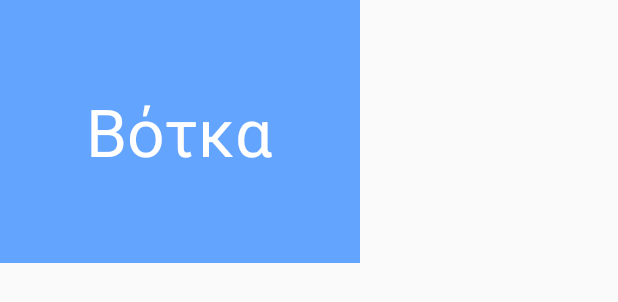
After one commit to themeliskalomoiros/Kava, an Android app: the layout item_category.xml on its own in the app's theme, with its tools: preview values and no code run, on a phone screen of 412 x 824 dp. The commit adds this screen. Shown: the top 302 px of the screen. Run offline under Robolectric (Android 15) with nearby library versions, the phone set to English and light mode, and no system bars.

Commit message:
Created item_category.xml

```diff
--- a/app/build.gradle
+++ b/app/build.gradle
@@ -23,6 +23,7 @@ dependencies {
     implementation fileTree(dir: 'libs', include: ['*.jar'])
     implementation 'androidx.appcompat:appcompat:1.0.2'
     implementation 'androidx.constraintlayout:constraintlayout:1.1.3'
+    implementation 'com.android.support:recyclerview-v7:28.0.0'
     testImplementation 'junit:junit:4.12'
     androidTestImplementation 'androidx.test:runner:1.2.0'
     androidTestImplementation 'androidx.test.espresso:espresso-core:3.2.0'
--- a/app/src/main/java/kalymnos/skemelio/kava/MainActivity.java
+++ b/app/src/main/java/kalymnos/skemelio/kava/MainActivity.java
@@ -9,6 +9,6 @@ public class MainActivity extends AppCompatActivity {
     @Override
     protected void onCreate(Bundle savedInstanceState) {
         super.onCreate(savedInstanceState);
-        setContentView(R.layout.activity_main);
+        setContentView(R.layout.screen_main);
     }
 }
--- /dev/null
+++ b/app/src/main/res/drawable/ic_check_accent_24dp.xml
@@ -0,0 +1,5 @@
+<vector android:height="24dp" android:tint="#E040FB"
+    android:viewportHeight="24.0" android:viewportWidth="24.0"
+    android:width="24dp" xmlns:android="http://schemas.android.com/apk/res/android">
+    <path android:fillColor="#FF000000" android:pathData="M9,16.17L4.83,12l-1.42,1.41L9,19 21,7l-1.41,-1.41z"/>
+</vector>
--- /dev/null
+++ b/app/src/main/res/layout/item_category.xml
@@ -0,0 +1,27 @@
+<?xml version="1.0" encoding="utf-8"?>
+<FrameLayout xmlns:android="http://schemas.android.com/apk/res/android"
+    xmlns:tools="http://schemas.android.com/tools"
+    android:layout_width="240dp"
+    android:layout_height="175dp"
+    android:background="@color/colorPrimaryLight"
+    android:orientation="vertical">
+
+    <TextView
+        android:id="@+id/title"
+        android:layout_width="wrap_content"
+        android:layout_height="wrap_content"
+        android:layout_gravity="center"
+        android:textColor="@color/primaryTextColor"
+        android:textSize="@dimen/category_label"
+        tools:text="Βότκα" />
+
+    <ImageView
+        android:id="@+id/checked"
+        android:layout_width="wrap_content"
+        android:layout_height="wrap_content"
+        android:layout_gravity="top|right"
+        android:layout_margin="@dimen/half_margin"
+        android:src="@drawable/ic_check_accent_24dp"
+        android:visibility="invisible" />
+
+</FrameLayout>
--- a/app/src/main/res/layout/activity_main.xml
+++ b/app/src/main/res/layout/screen_main.xml
@@ -20,7 +20,8 @@
         app:layout_constraintStart_toStartOf="parent"
         app:layout_constraintTop_toTopOf="parent" />
 
-    <ListView
+    <androidx.recyclerview.widget.RecyclerView
+        android:id="@+id/categories"
         android:layout_width="0dp"
         android:layout_height="0dp"
         android:layout_marginStart="8dp"
@@ -29,9 +30,10 @@
         android:layout_marginEnd="8dp"
         android:layout_marginRight="8dp"
         android:layout_marginBottom="8dp"
+        android:scrollbars="vertical"
         app:layout_constraintBottom_toBottomOf="parent"
         app:layout_constraintEnd_toEndOf="parent"
         app:layout_constraintStart_toStartOf="parent"
-        app:layout_constraintTop_toBottomOf="@+id/textView"></ListView>
+        app:layout_constraintTop_toBottomOf="@+id/textView" />
 
 </androidx.constraintlayout.widget.ConstraintLayout>
--- a/app/src/main/res/values/dimens.xml
+++ b/app/src/main/res/values/dimens.xml
@@ -1,4 +1,6 @@
 <?xml version="1.0" encoding="utf-8"?>
 <resources>
     <dimen name="main_label">24sp</dimen>
+    <dimen name="category_label">44sp</dimen>
+    <dimen name="half_margin">4dp</dimen>
 </resources>
```
